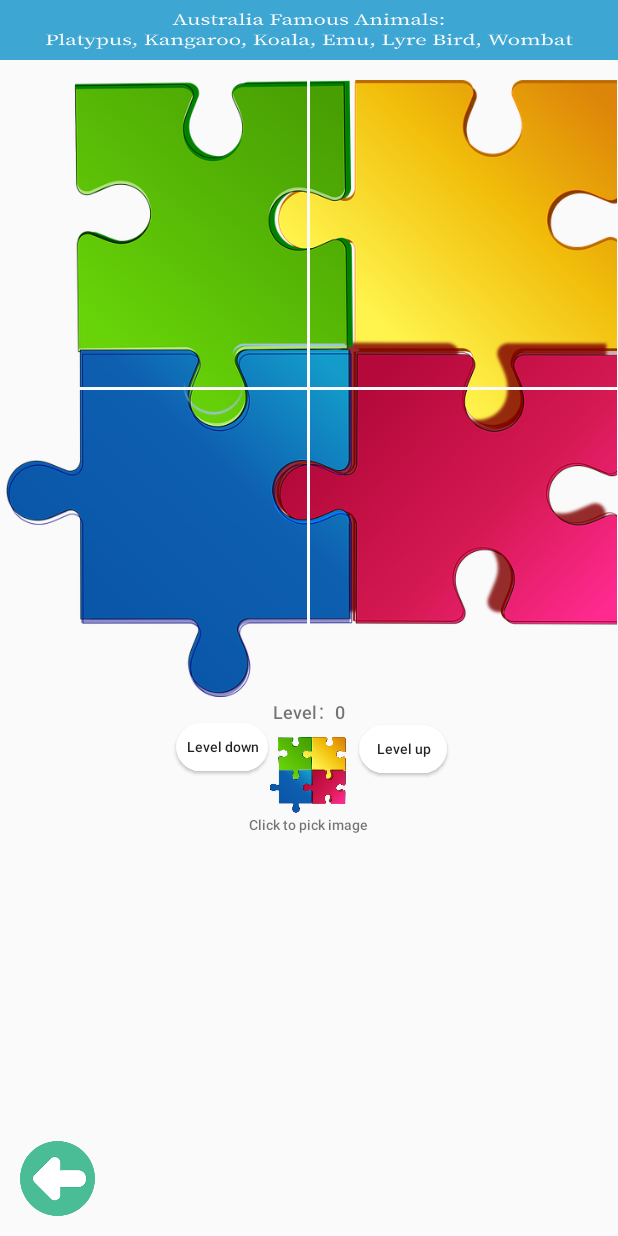
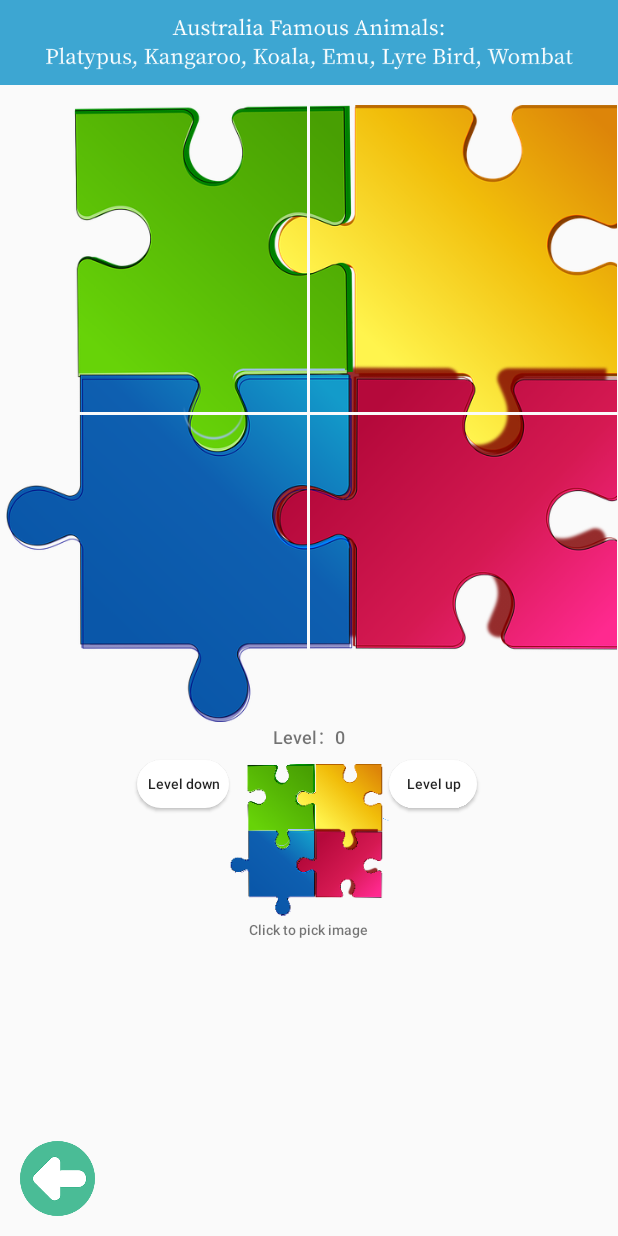
Before and after one commit to Leo9295/KidOZone_Iteration3, an Android app: the PuzzleAnimal screen opened directly, with no data from a screen before it, on a phone screen of 412 x 824 dp. Run offline under Robolectric (Android 15) with nearby library versions, the light colour scheme and no system bars.

Commit message:
Little change for puzzle game layout and add a open video for the app.

```diff
--- a/app/src/main/java/com/hellofit/kidozone/puzzleGame/ui/PuzzleLayout.java
+++ b/app/src/main/java/com/hellofit/kidozone/puzzleGame/ui/PuzzleLayout.java
@@ -185,7 +185,7 @@ public class PuzzleLayout extends FrameLayout implements View.OnClickListener {
      */
     public boolean addCount() {
         mCount++;
-        if (mCount > 3) {
+        if (mCount > 4) {
             mCount--;
             return false;
         }
--- a/app/src/main/res/layout/puzzle_animal.xml
+++ b/app/src/main/res/layout/puzzle_animal.xml
@@ -1,31 +1,68 @@
 <?xml version="1.0" encoding="utf-8"?>
 <RelativeLayout xmlns:android="http://schemas.android.com/apk/res/android"
-    android:orientation="vertical" android:layout_width="match_parent"
-    android:layout_height="match_parent">
+    android:layout_width="match_parent"
+    android:layout_height="match_parent"
+    android:orientation="vertical">
+
+    <Button
+        android:id="@+id/btnAddLevel"
+        android:layout_width="wrap_content"
+        android:layout_height="wrap_content"
+        android:layout_below="@+id/tvLevel"
+        android:layout_marginTop="10dp"
+        android:layout_toRightOf="@+id/ivSrcImg"
+        android:background="@drawable/button_style5"
+        android:onClick="addLevel"
+        android:text="Level up"
+        android:textAllCaps="false" />
+
+
+    <Button
+        android:id="@+id/btnReduceLevel"
+        android:layout_width="wrap_content"
+        android:layout_height="wrap_content"
+        android:layout_below="@+id/tvLevel"
+        android:layout_marginTop="10dp"
+        android:layout_toLeftOf="@+id/ivSrcImg"
+        android:background="@drawable/button_style5"
+        android:fontFamily="sans-serif-medium"
+        android:onClick="reduceLevel"
+        android:text="Level down"
+        android:textAllCaps="false" />
+
+    <Button
+        android:id="@+id/backButton"
+        android:layout_width="75dp"
+        android:layout_height="75dp"
+        android:layout_alignParentBottom="true"
+        android:layout_marginLeft="20dp"
+        android:layout_marginBottom="20dp"
+        android:background="@drawable/back_button_pic" />
+
+    <ImageView
+        android:id="@+id/ivSrcImg"
+        android:layout_width="160dp"
+        android:layout_height="160dp"
+        android:layout_below="@+id/tvLevel"
+        android:layout_centerInParent="true"
+        android:layout_marginTop="10dp"
+        android:onClick="changeImage" />
 
     <ImageView
         android:id="@+id/description"
         android:layout_width="wrap_content"
-        android:layout_height="60dp"
-        android:background="@drawable/animal_title"
-        android:layout_centerHorizontal="true" />
+        android:layout_height="85dp"
+        android:layout_centerHorizontal="true"
+        android:background="@drawable/animal_title" />
 
-
-    <com.hellofit.kidozone.puzzleGame.ui.PuzzleLayout
-        android:id="@+id/puzzleLayout"
+    <TextView
+        android:id="@+id/tvLevel"
         android:layout_width="wrap_content"
         android:layout_height="wrap_content"
-        android:layout_below="@+id/description"
-        android:layout_marginTop="20dp" />
-
-    <ImageView
-        android:id="@+id/ivSrcImg"
-        android:layout_width="80dp"
-        android:layout_height="80dp"
-        android:onClick="changeImage"
+        android:layout_below="@+id/puzzleLayout"
         android:layout_centerInParent="true"
-        android:layout_below="@+id/tvLevel"
-        android:layout_marginTop="10dp" />
+        android:fontFamily="sans-serif-medium"
+        android:textSize="18sp" />
 
     <TextView
         android:layout_width="wrap_content"
@@ -36,51 +73,12 @@
         android:text="Click to pick image"
         android:textSize="14sp" />
 
-    <TextView
-        android:id="@+id/tvLevel"
+    <com.hellofit.kidozone.puzzleGame.ui.PuzzleLayout
+        android:id="@+id/puzzleLayout"
         android:layout_width="wrap_content"
         android:layout_height="wrap_content"
-        android:layout_below="@+id/puzzleLayout"
-        android:layout_centerInParent="true"
-        android:fontFamily="sans-serif-medium"
-        android:textSize="18sp" />
-
-    <Button
-        android:id="@+id/btnAddLevel"
-        android:layout_width="wrap_content"
-        android:layout_height="wrap_content"
-        android:layout_below="@+id/tvLevel"
-        android:layout_marginLeft="10dp"
-        android:layout_toRightOf="@+id/ivSrcImg"
-        android:onClick="addLevel"
-        android:textAllCaps="false"
-        android:background="@drawable/button_style5"
-        android:text="Level up" />
-
-    <Button
-        android:id="@+id/btnReduceLevel"
-        android:layout_width="wrap_content"
-        android:layout_height="wrap_content"
-        android:layout_below="@+id/tvLevel"
-        android:layout_marginLeft="10dp"
-        android:layout_marginTop="-2dp"
-        android:layout_marginRight="1dp"
-        android:layout_toLeftOf="@+id/ivSrcImg"
-        android:fontFamily="sans-serif-medium"
-        android:onClick="reduceLevel"
-        android:text="Level down"
-        android:background="@drawable/button_style5"
-        android:textAllCaps="false" />
-
-    <Button
-        android:id="@+id/backButton"
-        android:layout_width="75dp"
-        android:layout_height="75dp"
-        android:layout_alignParentBottom="true"
-        android:layout_marginBottom="20dp"
-        android:layout_marginLeft="20dp"
-        android:background="@drawable/back_button_pic"/>
-
+        android:layout_below="@+id/description"
+        android:layout_marginTop="20dp" />
 
 
 </RelativeLayout>
--- a/app/src/main/res/values/strings.xml
+++ b/app/src/main/res/values/strings.xml
@@ -8,8 +8,7 @@
     <string name="member_about_us_2">Lee (Developer)</string>
     <string name="member_about_us_3">Eldo (Business Analyst)</string>
     <string name="member_about_us_4">Hindu (Data Scientist)</string>
-
-
+    <string name="title_activity_open_video">OpenVideo</string>
 
 
 </resources>
```
Also changed, not shown: app/src/main/AndroidManifest.xml (+8 -3 lines), app/src/main/java/com/hellofit/kidozone/activityService/OpenVideo.java (added, +61 -0 lines), app/src/main/java/com/hellofit/kidozone/activityService/WelcomeActivity.java (+15 -13 lines), app/src/main/res/layout/open_video.xml (added, +27 -0 lines), app/src/main/res/layout/puzzle_sport.xml (+14 -12 lines), app/src/main/res/layout/puzzle_view.xml (+14 -12 lines), app/src/main/res/values/styles.xml (+9 -0 lines), 1 other file.
